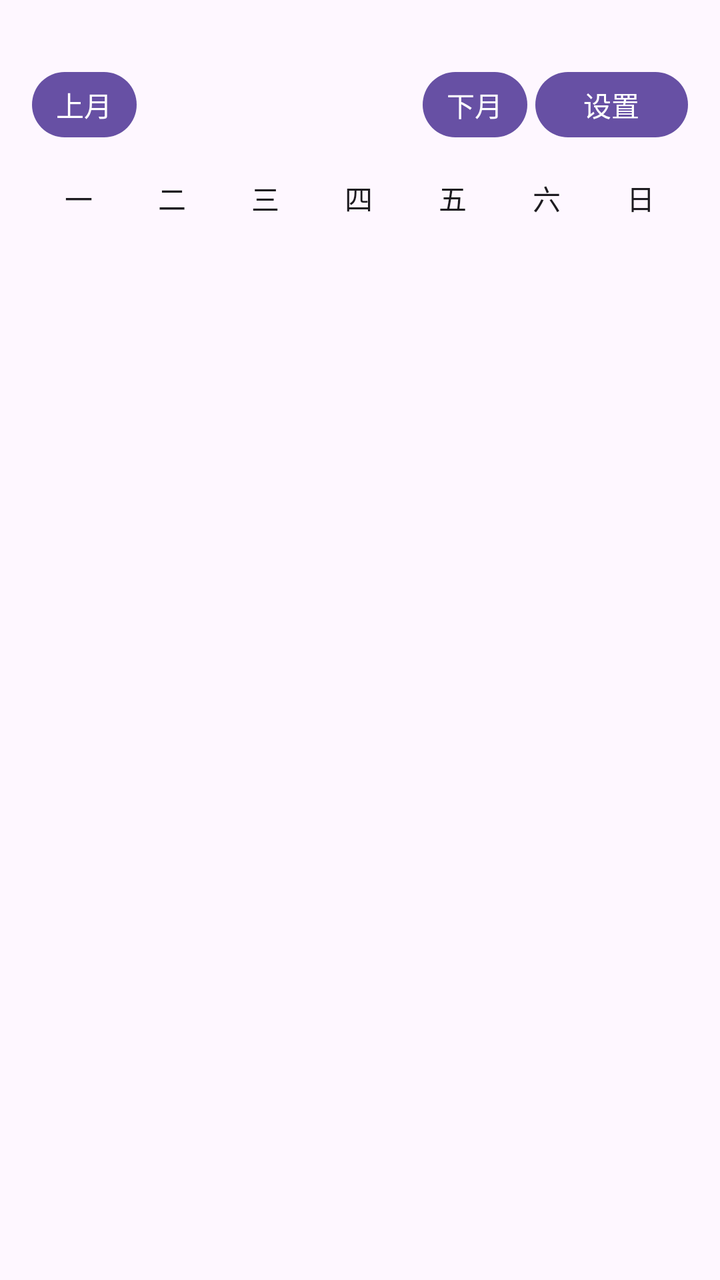
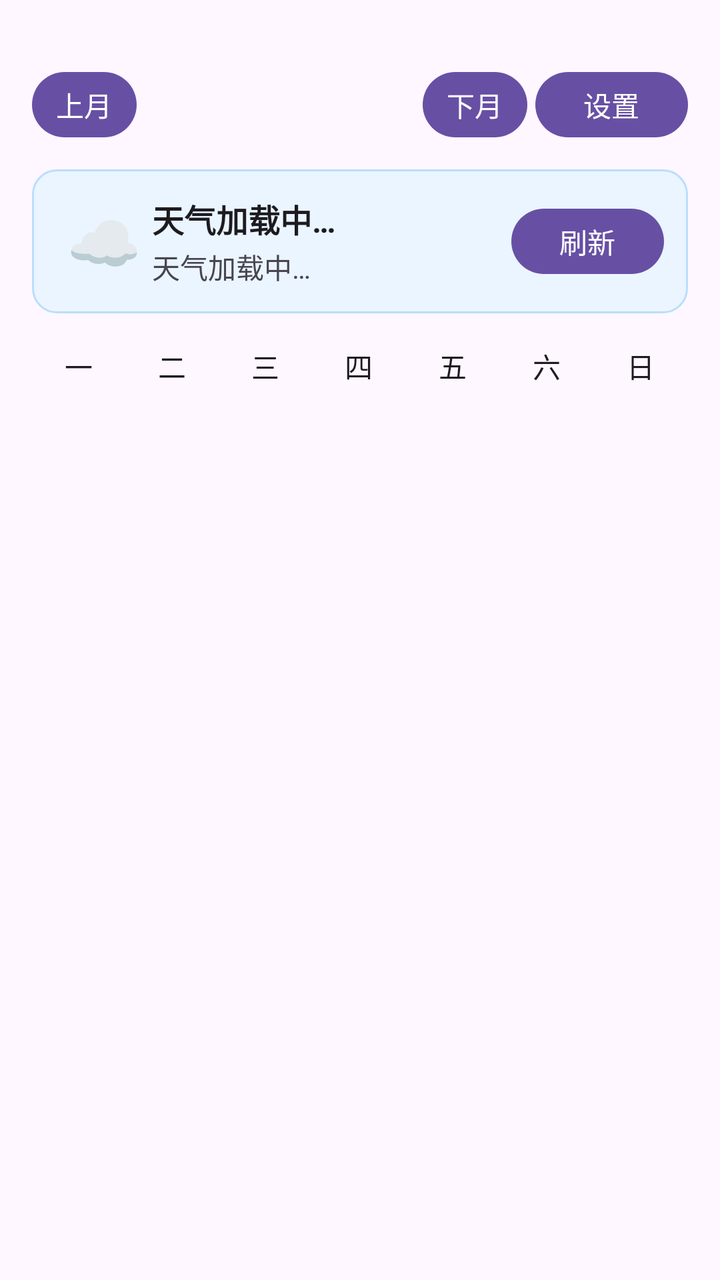

Before-and-after screenshots of an Android layout around one commit, followed by the original layout XML and the change that was made.
<!-- AndroidManifest.xml: application theme Theme.MyAppDemo -->
<!-- res/layout/activity_main.xml -->
<?xml version="1.0" encoding="utf-8"?>
<LinearLayout xmlns:android="http://schemas.android.com/apk/res/android"
    android:layout_width="match_parent"
    android:layout_height="match_parent"
    android:orientation="vertical"
    android:padding="16dp"
    android:background="?android:attr/colorBackground">

    
    <LinearLayout
        android:layout_width="match_parent"
        android:layout_height="wrap_content"
        android:orientation="horizontal"
        android:layout_marginTop="16dp"
        android:gravity="center_vertical">

        <Button
            android:id="@+id/prevMonthButton"
            android:layout_width="wrap_content"
            android:layout_height="wrap_content"
            android:minWidth="0dp"
            android:minHeight="0dp"
            android:paddingHorizontal="12dp"
            android:text="@string/prev_month"
            android:textSize="14sp" />

        <TextView
            android:id="@+id/monthYearButton"
            android:layout_width="0dp"
            android:layout_height="wrap_content"
            android:layout_weight="1"
            android:gravity="center"
            android:textSize="20sp"
            android:textStyle="bold"
            android:background="?android:attr/selectableItemBackground"
            android:textColor="?android:attr/textColorPrimary"
            android:singleLine="true" />

        <Button
            android:id="@+id/nextMonthButton"
            android:layout_width="wrap_content"
            android:layout_height="wrap_content"
            android:minWidth="0dp"
            android:minHeight="0dp"
            android:paddingHorizontal="12dp"
            android:text="@string/next_month"
            android:textSize="14sp" />

        <Button
            android:id="@+id/btnSettings"
            android:layout_width="wrap_content"
            android:layout_height="wrap_content"
            android:minWidth="0dp"
            android:minHeight="0dp"
            android:text="@string/settings"
            android:layout_marginStart="4dp"
            android:textSize="14sp"/>

    </LinearLayout>

    
    <LinearLayout
        android:layout_width="match_parent"
        android:layout_height="wrap_content"
        android:layout_marginTop="16dp"
        android:orientation="horizontal">

        <TextView
            android:layout_width="0dp"
            android:layout_height="wrap_content"
            android:layout_weight="1"
            android:gravity="center"
            android:textSize="14sp"
            android:textColor="?android:attr/textColorPrimary"
            android:text="@string/week_monday" />

        <TextView
            android:layout_width="0dp"
            android:layout_height="wrap_content"
            android:layout_weight="1"
            android:gravity="center"
            android:textSize="14sp"
            android:textColor="?android:attr/textColorPrimary"
            android:text="@string/week_tuesday" />

        <TextView
            android:layout_width="0dp"
            android:layout_height="wrap_content"
            android:layout_weight="1"
            android:gravity="center"
            android:textSize="14sp"
            android:textColor="?android:attr/textColorPrimary"
            android:text="@string/week_wednesday" />

        <TextView
            android:layout_width="0dp"
            android:layout_height="wrap_content"
            android:layout_weight="1"
            android:gravity="center"
            android:textSize="14sp"
            android:textColor="?android:attr/textColorPrimary"
            android:text="@string/week_thursday" />

        <TextView
            android:layout_width="0dp"
            android:layout_height="wrap_content"
            android:layout_weight="1"
            android:gravity="center"
            android:textSize="14sp"
            android:textColor="?android:attr/textColorPrimary"
            android:text="@string/week_friday" />

        <TextView
            android:layout_width="0dp"
            android:layout_height="wrap_content"
            android:layout_weight="1"
            android:gravity="center"
            android:textSize="14sp"
            android:textColor="?android:attr/textColorPrimary"
            android:text="@string/week_saturday" />

        <TextView
            android:layout_width="0dp"
            android:layout_height="wrap_content"
            android:layout_weight="1"
            android:gravity="center"
            android:textSize="14sp"
            android:textColor="?android:attr/textColorPrimary"
            android:text="@string/week_sunday" />
    </LinearLayout>

    <GridView
        android:id="@+id/calendarGrid"
        android:layout_width="match_parent"
        android:layout_height="0dp"
        android:layout_weight="1"
        android:layout_marginTop="8dp"
        android:numColumns="7"
        android:stretchMode="columnWidth" />

</LinearLayout>
<!-- resources referenced by this layout -->
<resources>
  <string name="next_month">下月</string>
  <string name="prev_month">上月</string>
  <string name="settings">设置</string>
  <string name="week_friday">五</string>
  <string name="week_monday">一</string>
  <string name="week_saturday">六</string>
  <string name="week_sunday">日</string>
  <string name="week_thursday">四</string>
  <string name="week_tuesday">二</string>
  <string name="week_wednesday">三</string>
  <style name="Theme.MyAppDemo" parent="Base.Theme.MyAppDemo" />
  <style name="Base.Theme.MyAppDemo" parent="Theme.Material3.DayNight.NoActionBar">
          
          
      </style>
</resources>

<!-- the commit's change to res/layout/activity_main.xml (unified diff, before → after) -->
@@ -56,6 +56,59 @@
             android:layout_marginStart="4dp"
             android:textSize="14sp"/>
 
+    </LinearLayout>
+
+    
+    <LinearLayout
+        android:id="@+id/weatherPanel"
+        android:layout_width="match_parent"
+        android:layout_height="wrap_content"
+        android:layout_marginTop="12dp"
+        android:background="@drawable/bg_weather_panel"
+        android:gravity="center_vertical"
+        android:orientation="horizontal"
+        android:padding="12dp">
+
+        <TextView
+            android:id="@+id/weatherIcon"
+            android:layout_width="48dp"
+            android:layout_height="48dp"
+            android:gravity="center"
+            android:text="@string/weather_default_icon"
+            android:textSize="30sp" />
+
+        <LinearLayout
+            android:layout_width="0dp"
+            android:layout_height="wrap_content"
+            android:layout_weight="1"
+            android:orientation="vertical">
+
+            <TextView
+                android:id="@+id/weatherCity"
+                android:layout_width="wrap_content"
+                android:layout_height="wrap_content"
+                android:text="@string/weather_loading"
+                android:textColor="?android:attr/textColorPrimary"
+                android:textSize="16sp"
+                android:textStyle="bold" />
+
+            <TextView
+                android:id="@+id/weatherDetail"
+                android:layout_width="wrap_content"
+                android:layout_height="wrap_content"
+                android:layout_marginTop="2dp"
+                android:text="@string/weather_loading"
+                android:textColor="?android:attr/textColorSecondary"
+                android:textSize="14sp" />
+        </LinearLayout>
+
+        <Button
+            android:id="@+id/btnRefreshWeather"
+            android:layout_width="wrap_content"
+            android:layout_height="wrap_content"
+            android:minHeight="0dp"
+            android:minWidth="0dp"
+            android:text="@string/weather_refresh" />
     </LinearLayout>
 
     
<!-- resource entries referenced after the edit -->
@@ -1,8 +1,18 @@
 <!-- resources referenced by this layout -->
 <resources>
+  <!-- drawable bg_weather_panel (drawable) -->
+  <?xml version="1.0" encoding="utf-8"?>
+  <shape xmlns:android="http://schemas.android.com/apk/res/android" android:shape="rectangle">
+      <solid android:color="@color/weather_panel" />
+      <corners android:radius="12dp" />
+      <stroke android:width="1dp" android:color="@color/theme_primary_light" />
+  </shape>
   <string name="next_month">下月</string>
   <string name="prev_month">上月</string>
   <string name="settings">设置</string>
+  <string name="weather_default_icon">☁</string>
+  <string name="weather_loading">天气加载中…</string>
+  <string name="weather_refresh">刷新</string>
   <string name="week_friday">五</string>
   <string name="week_monday">一</string>
   <string name="week_saturday">六</string>
@@ -11,6 +21,8 @@
   <string name="week_tuesday">二</string>
   <string name="week_wednesday">三</string>
   <style name="Theme.MyAppDemo" parent="Base.Theme.MyAppDemo" />
+  <color name="weather_panel">#FFEAF5FF</color>
+  <color name="theme_primary_light">#FFBBDEFB</color>
   <style name="Base.Theme.MyAppDemo" parent="Theme.Material3.DayNight.NoActionBar">
           
           
